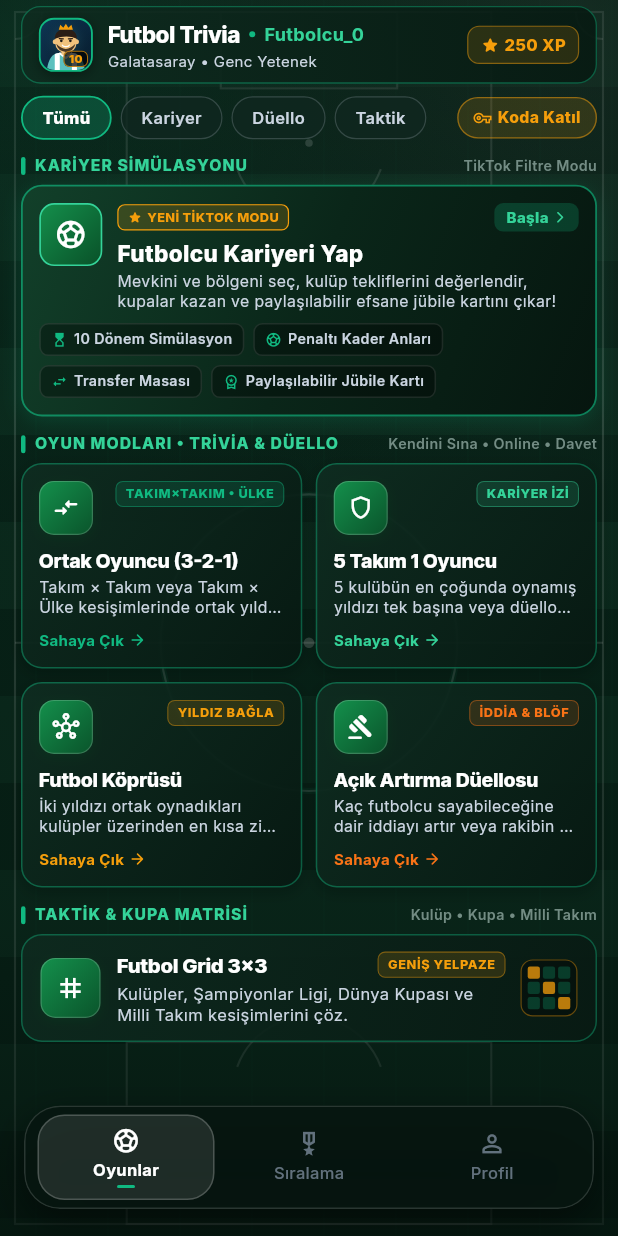
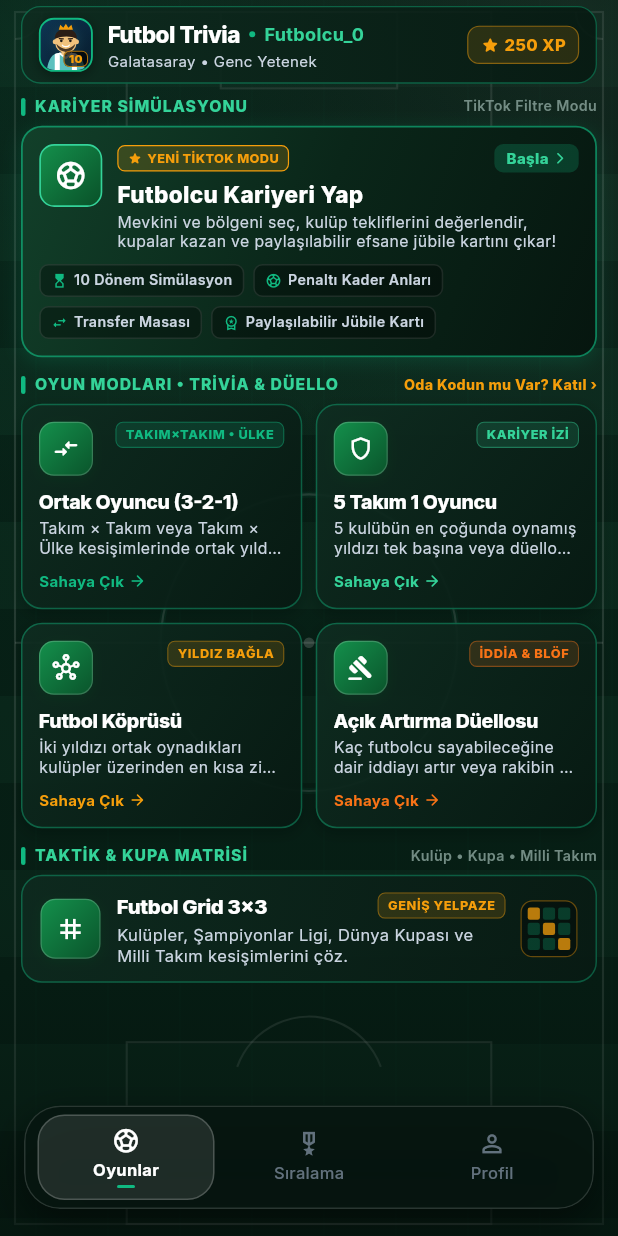
Before and after one commit to luxiq213/futbol-arena, a Flutter app: the screen it shows after launch, on a phone screen of 412 x 824 dp. Run offline on Flutter 3.47's test engine with Material 3 defaults, Android fonts, the phone set to English and light mode, and no system bars; our stand-ins replace google_fonts, shared_preferences; accounts and stored records are empty.

Commit message:
Remove category filter pills on HomeScreen for cleaner vertical layout

```diff
--- a/lib/views/home/home_screen.dart
+++ b/lib/views/home/home_screen.dart
@@ -24,9 +24,6 @@ class HomeScreen extends StatefulWidget {
 class _HomeScreenState extends State<HomeScreen> {
   int _activeTab = 0; // 0: Oyunlar, 1: Sıralama, 2: Profil
   late final PageController _pageController;
-
-  // Game category filter
-  String _selectedCategory = 'all';
 
   static const List<String> _tabTitles = [
     'Futbol Trivia',
@@ -89,14 +86,7 @@ class _HomeScreenState extends State<HomeScreen> {
                         // Page 0: Oyunlar (Games Hub)
                         SingleChildScrollView(
                           padding: EdgeInsets.fromLTRB(14, 2, 14, bottomInset + 80),
-                          child: Column(
-                            crossAxisAlignment: CrossAxisAlignment.stretch,
-                            children: [
-                              _buildCategoryFilterRow(),
-                              const SizedBox(height: 10),
-                              _buildGamesSection(context),
-                            ],
-                          ),
+                          child: _buildGamesSection(context),
                         ),
 
                         // Page 1: Sıralama (Leaderboard)
@@ -252,118 +242,27 @@ class _HomeScreenState extends State<HomeScreen> {
     );
   }
 
-  Widget _buildCategoryFilterRow() {
-    final categories = [
-      {'id': 'all', 'label': 'Tümü'},
-      {'id': 'career', 'label': 'Kariyer'},
-      {'id': 'duel', 'label': 'Düello'},
-      {'id': 'tactics', 'label': 'Taktik'},
-    ];
+  Widget _buildGamesSection(BuildContext context) {
+    return Column(
+      crossAxisAlignment: CrossAxisAlignment.stretch,
+      children: [
+        // 1. Vitrin: Futbolcu Kariyeri Hero Banner
+        _buildSectionHeader('KARİYER SİMÜLASYONU', 'TikTok Filtre Modu'),
+        const SizedBox(height: 5),
+        _buildCareerHeroCard(context),
+        const SizedBox(height: 11),
 
-    return Row(
-      children: [
-        Expanded(
-          child: SingleChildScrollView(
-            scrollDirection: Axis.horizontal,
-            child: Row(
-              children: categories.map((cat) {
-                final isSelected = _selectedCategory == cat['id'];
-                return Padding(
-                  padding: const EdgeInsets.only(right: 6),
-                  child: InkWell(
-                    borderRadius: BorderRadius.circular(20),
-                    onTap: () {
-                      setState(() => _selectedCategory = cat['id']!);
-                    },
-                    child: AnimatedContainer(
-                      duration: const Duration(milliseconds: 200),
-                      padding: const EdgeInsets.symmetric(horizontal: 13, vertical: 5.5),
-                      decoration: BoxDecoration(
-                        color: isSelected
-                            ? AppColors.pitchGreen.withValues(alpha: 0.25)
-                            : AppColors.surface.withValues(alpha: 0.78),
-                        borderRadius: BorderRadius.circular(20),
-                        border: Border.all(
-                          color: isSelected ? AppColors.pitchGreen : AppColors.border,
-                          width: isSelected ? 1.2 : 0.8,
-                        ),
-                      ),
-                      child: Text(
-                        cat['label']!,
-                        style: TextStyle(
-                          fontSize: 11,
-                          fontWeight: isSelected ? FontWeight.w800 : FontWeight.w600,
-                          color: isSelected ? Colors.white : AppColors.textSecondary,
-                        ),
-                      ),
-                    ),
-                  ),
-                );
-              }).toList(),
-            ),
-          ),
-        ),
-        const SizedBox(width: 6),
-        // Compact "Koda Katıl" shortcut pill so users with a 6-digit code don't need a full card
-        InkWell(
-          borderRadius: BorderRadius.circular(20),
-          onTap: () {
+        // 2. Bölüm: Trivia & Analiz Düelloları (2x2 Yan Yana Bento Grid)
+        _buildSectionHeader(
+          'OYUN MODLARI • TRİVİA & DÜELLO',
+          'Oda Kodun mu Var? Katıl ›',
+          onRightTap: () {
             Navigator.push(
               context,
               MaterialPageRoute(builder: (_) => const LobbyHubScreen()),
             );
           },
-          child: Container(
-            padding: const EdgeInsets.symmetric(horizontal: 10, vertical: 5.5),
-            decoration: BoxDecoration(
-              color: AppColors.gold.withValues(alpha: 0.14),
-              borderRadius: BorderRadius.circular(20),
-              border: Border.all(
-                color: AppColors.gold.withValues(alpha: 0.50),
-                width: 0.9,
         ),
-            ),
-            child: const Row(
-              mainAxisSize: MainAxisSize.min,
-              children: [
-                Icon(Icons.vpn_key_outlined, size: 12, color: AppColors.gold),
-                SizedBox(width: 4),
-                Text(
-                  'Koda Katıl',
-                  style: TextStyle(
-                    fontSize: 10.5,
-                    fontWeight: FontWeight.w800,
-                    color: AppColors.gold,
-                  ),
-                ),
-              ],
-            ),
-          ),
-        ),
-      ],
-    );
-  }
-
-  Widget _buildGamesSection(BuildContext context) {
-    final showAll = _selectedCategory == 'all';
-    final showCareer = showAll || _selectedCategory == 'career';
-    final showDuel = showAll || _selectedCategory == 'duel';
-    final showTactics = showAll || _selectedCategory == 'tactics';
-
-    return Column(
-      crossAxisAlignment: CrossAxisAlignment.stretch,
-      children: [
-        // 1. Vitrin: Futbolcu Kariyeri Hero Banner
-        if (showCareer) ...[
-          _buildSectionHeader('KARİYER SİMÜLASYONU', 'TikTok Filtre Modu'),
-          const SizedBox(height: 5),
-          _buildCareerHeroCard(context),
-          const SizedBox(height: 11),
-        ],
-
-        // 2. Bölüm: Trivia & Analiz Düelloları (2x2 Yan Yana Bento Grid)
-        if (showDuel) ...[
-          _buildSectionHeader('OYUN MODLARI • TRİVİA & DÜELLO', 'Kendini Sına • Online • Davet'),
         const SizedBox(height: 5),
         IntrinsicHeight(
           child: Row(
@@ -443,10 +342,8 @@ class _HomeScreenState extends State<HomeScreen> {
           ),
         ),
         const SizedBox(height: 11),
-        ],
 
         // 3. Bölüm: Taktik Tahtası (Futbol Grid 3x3)
-        if (showTactics) ...[
         _buildSectionHeader('TAKTİK & KUPA MATRİSİ', 'Kulüp • Kupa • Milli Takım'),
         const SizedBox(height: 5),
         GameModeCard(
@@ -465,11 +362,14 @@ class _HomeScreenState extends State<HomeScreen> {
         ),
         const SizedBox(height: 11),
       ],
-      ],
     );
   }
 
-  Widget _buildSectionHeader(String title, String rightSubtitle) {
+  Widget _buildSectionHeader(
+    String title,
+    String rightSubtitle, {
+    VoidCallback? onRightTap,
+  }) {
     return Row(
       mainAxisAlignment: MainAxisAlignment.spaceBetween,
       children: [
@@ -495,12 +395,17 @@ class _HomeScreenState extends State<HomeScreen> {
             ),
           ],
         ),
-        Text(
+        GestureDetector(
+          onTap: onRightTap,
+          child: Text(
             rightSubtitle,
             style: TextStyle(
               fontSize: 9.5,
-            fontWeight: FontWeight.w600,
-            color: AppColors.textMuted.withValues(alpha: 0.9),
+              fontWeight: onRightTap != null ? FontWeight.w800 : FontWeight.w600,
+              color: onRightTap != null
+                  ? AppColors.gold
+                  : AppColors.textMuted.withValues(alpha: 0.9),
+            ),
           ),
         ),
       ],
```
Also changed, not shown: 1 other file. Lines whose indentation alone changed are shown as unchanged.
